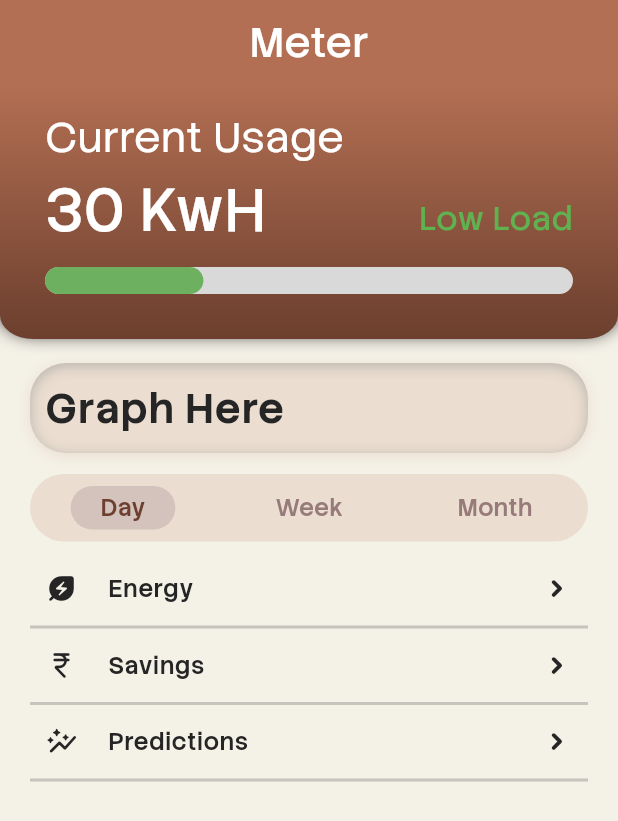
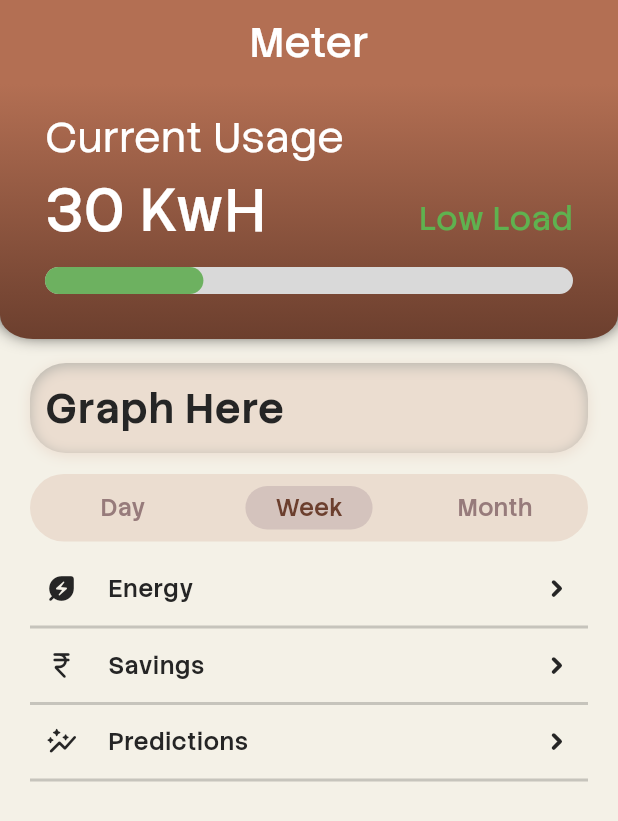
Before and after one commit to Sheikh-Rashdan/novalume-app, a Flutter app: the MeterPage widget shown alone on an empty page, opened directly, after a tap on "Week", on a phone screen of 412 x 824 dp. Shown: the top 821 px of the screen. Run offline on Flutter 3.47's test engine with Material 3 defaults, Android fonts, the phone set to English and light mode, and no system bars; missing offline and left inert: flutter_bubble_chart_plus.

Commit message:
Implemented time period segmented button functionality

```diff
--- a/lib/main.dart
+++ b/lib/main.dart
@@ -44,6 +44,7 @@ class MainApp extends StatelessWidget {
             selectedBackgroundColor: KColors.secondaryColorLight,
             foregroundColor: KColors.secondaryColorDark,
             selectedForegroundColor: KColors.brownTextColor,
+            splashFactory: NoSplash.splashFactory,
             textStyle: KTextStyles.medium16,
             side: BorderSide.none,
             padding: const EdgeInsets.symmetric(vertical: 12),
--- a/lib/pages/meter_page.dart
+++ b/lib/pages/meter_page.dart
@@ -7,8 +7,15 @@ import 'package:novalume_app/widgets/primary_container.dart';
 import 'package:novalume_app/widgets/secondary_container.dart';
 import 'package:novalume_app/widgets/sliver_page_column.dart';
 
-class MeterPage extends StatelessWidget {
+class MeterPage extends StatefulWidget {
   const MeterPage({super.key});
+
+  @override
+  State<MeterPage> createState() => _MeterPageState();
+}
+
+class _MeterPageState extends State<MeterPage> {
+  String _graphTimePeriodString = "day";
 
   @override
   Widget build(BuildContext context) {
@@ -58,27 +65,33 @@ class MeterPage extends StatelessWidget {
         Padding(
           padding: const EdgeInsets.symmetric(horizontal: 20),
           child: SegmentedButton<String>(
-            onSelectionChanged: (Set<String> value) {},
             showSelectedIcon: false,
             segments: [
               ButtonSegment(
                 value: "day",
-                label: Container(
-                  decoration: ShapeDecoration(
-                    color: KColors.secondaryColorMedium,
-                    shape: StadiumBorder(),
-                  ),
-                  padding: const EdgeInsets.symmetric(
-                    horizontal: 20,
-                    vertical: 4,
-                  ),
-                  child: Text("Day"),
-                ),
+                label: _graphTimePeriodString == "day"
+                    ? ButtonSegmentSelectedChip(label: "Day")
+                    : Text("Day"),
               ),
-              ButtonSegment(value: "week", label: Text("Week")),
-              ButtonSegment(value: "month", label: Text("Month")),
+              ButtonSegment(
+                value: "week",
+                label: _graphTimePeriodString == "week"
+                    ? ButtonSegmentSelectedChip(label: "Week")
+                    : Text("Week"),
+              ),
+              ButtonSegment(
+                value: "month",
+                label: _graphTimePeriodString == "month"
+                    ? ButtonSegmentSelectedChip(label: "Month")
+                    : Text("Month"),
+              ),
             ],
-            selected: {"day"},
+            selected: {_graphTimePeriodString},
+            onSelectionChanged: (Set<String> value) {
+              setState(() {
+                _graphTimePeriodString = value.first;
+              });
+            },
           ),
         ),
         SizedBox(height: 10),
@@ -105,6 +118,24 @@ class MeterPage extends StatelessWidget {
           ),
         ),
       ],
+    );
+  }
+}
+
+class ButtonSegmentSelectedChip extends StatelessWidget {
+  const ButtonSegmentSelectedChip({super.key, required this.label});
+
+  final String label;
+
+  @override
+  Widget build(BuildContext context) {
+    return Container(
+      decoration: ShapeDecoration(
+        color: KColors.secondaryColorMedium,
+        shape: StadiumBorder(),
+      ),
+      padding: const EdgeInsets.symmetric(horizontal: 20, vertical: 4),
+      child: Text(label),
     );
   }
 }
```
